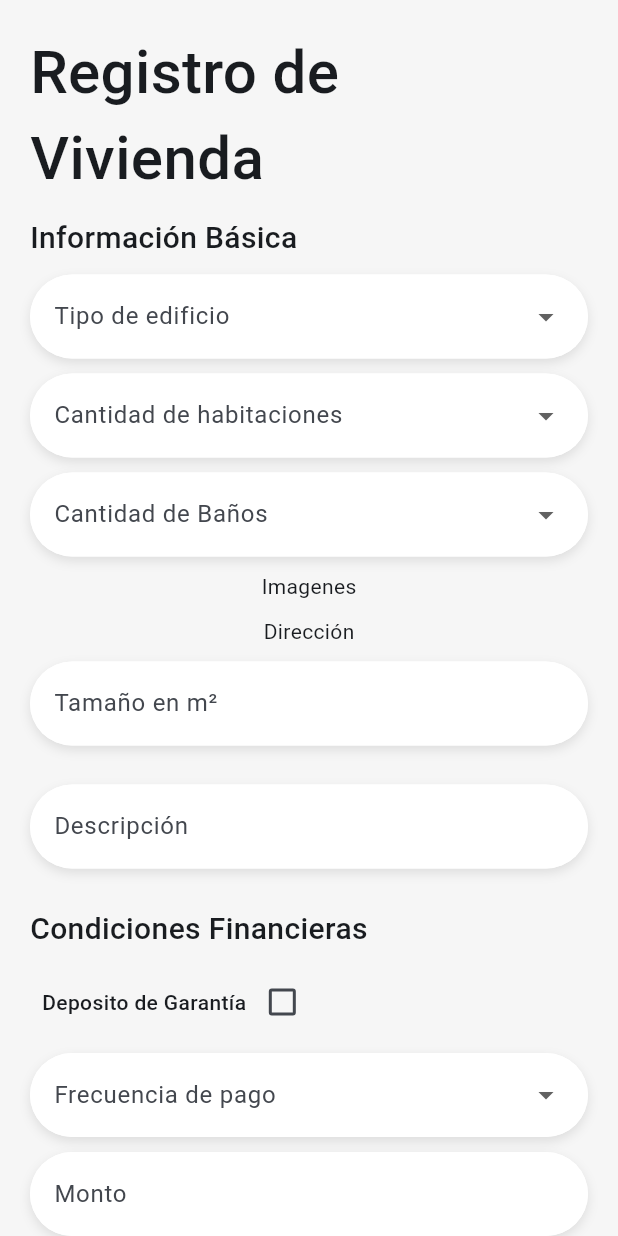
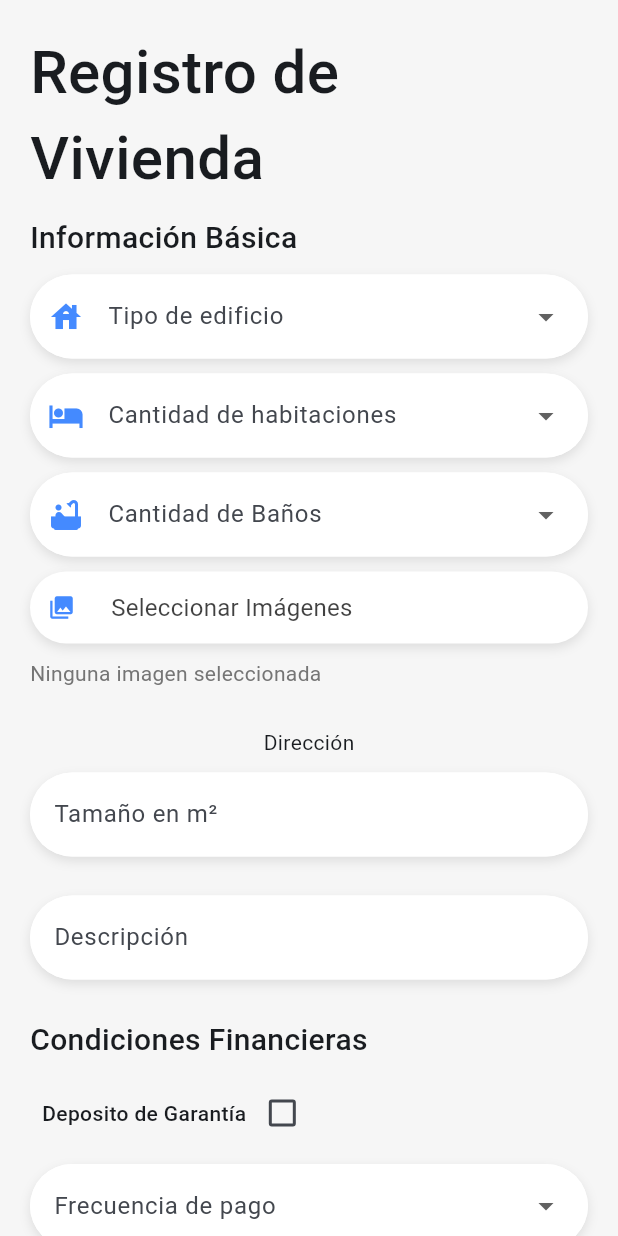
Before and after one commit to Yzma01/roomify, a Flutter app: the AddScreen widget shown alone on an empty page, opened directly, on a phone screen of 412 x 824 dp. Run offline on Flutter 3.47's test engine with Material 3 defaults, Android fonts, the phone set to English and light mode, and no system bars; our stand-ins replace cloud_firestore, dropdown_button2, firebase_auth, firebase_core, image_picker, multi_select_flutter and 1 more; accounts and stored records are empty.

```diff
--- a/lib/components/inputs/ComboBox.dart
+++ b/lib/components/inputs/ComboBox.dart
@@ -6,6 +6,7 @@ class ComboBox extends StatefulWidget {
   final List<String> items;
   final String? initialValue;
   final IconData? icon;
+  final Color? iconColor;
   final Function(String?)? onChanged;
   final String? Function(String?)? validator;
 
@@ -15,6 +16,7 @@ class ComboBox extends StatefulWidget {
     this.label,
     this.initialValue,
     this.icon,
+    this.iconColor,
     this.onChanged,
     this.validator,
   }) : super(key: key);
@@ -59,7 +61,7 @@ class _ComboBoxState extends State<ComboBox> {
             horizontal: 12,
             vertical: 16,
           ),
-          prefixIcon: widget.icon != null ? Icon(widget.icon) : null,
+          prefixIcon: widget.icon != null ? Icon(widget.icon, color: widget.iconColor ?? widget.iconColor,) : null,
         ),
         isExpanded: true,
         value: _role,
--- /dev/null
+++ b/lib/components/inputs/ImagePicker.dart
@@ -0,0 +1,131 @@
+import 'dart:io';
+
+import 'package:flutter/material.dart';
+import 'package:image_picker/image_picker.dart';
+
+class ImagesPicker extends StatefulWidget {
+  final EdgeInsetsGeometry? padding;
+  final BoxDecoration? decoration;
+  final IconData icon;
+  final Color iconColor;
+  final String label;
+  final void Function(List<XFile>) onImagesSelected;
+
+  const ImagesPicker({
+    Key? key,
+    required this.onImagesSelected,
+    this.padding = const EdgeInsets.only(bottom: 16.0),
+    this.decoration,
+    this.label = 'Seleccionar Imágenes',
+    this.icon = Icons.photo_library,
+    this.iconColor = Colors.black,
+  }) : super(key: key);
+
+  @override
+  State<ImagesPicker> createState() => _ImagePickerFieldState();
+}
+
+class _ImagePickerFieldState extends State<ImagesPicker> {
+  final ImagePicker _picker = ImagePicker();
+  List<XFile> _images = [];
+
+  Future<void> _pickImages() async {
+    final List<XFile>? selected = await _picker.pickMultiImage(
+      imageQuality: 85,
+    );
+    if (selected != null && selected.isNotEmpty) {
+      setState(() {
+        _images = selected;
+      });
+    }
+  }
+
+  @override
+  void initState() {
+    // TODO: implement initState
+    super.initState();
+  }
+
+  @override
+  Widget build(BuildContext context) {
+    return Padding(
+      padding: widget.padding!,
+      child: Column(
+        crossAxisAlignment: CrossAxisAlignment.stretch,
+        children: [
+          // Botón que se ve como el input
+          Container(
+            decoration:
+                widget.decoration ??
+                BoxDecoration(
+                  color: Colors.white,
+                  borderRadius: BorderRadius.circular(30),
+                  boxShadow: [
+                    BoxShadow(
+                      color: Colors.black.withOpacity(0.1),
+                      blurRadius: 6,
+                      offset: const Offset(0, 3),
+                    ),
+                  ],
+                ),
+            child: TextButton.icon(
+              onPressed: _pickImages,
+              icon: Icon(
+                widget.icon,
+                color: widget.iconColor ?? widget.iconColor,
+              ),
+              label: Padding(
+                padding: const EdgeInsets.symmetric(
+                  vertical: 12,
+                  horizontal: 16,
+                ),
+                child: Text(
+                  widget.label,
+                  style: TextStyle(
+                    color: const Color.fromARGB(190, 0, 0, 0),
+                    letterSpacing: 0.20,
+                    fontWeight: FontWeight.normal,
+                    fontSize: 16,
+                  ),
+                ),
+              ),
+              style: TextButton.styleFrom(
+                padding: const EdgeInsets.symmetric(horizontal: 12),
+                shape: RoundedRectangleBorder(
+                  borderRadius: BorderRadius.circular(30),
+                ),
+                alignment: Alignment.centerLeft,
+              ),
+            ),
+          ),
+          const SizedBox(height: 10),
+          _images != null && _images!.isNotEmpty
+              ? Center(
+                child: Wrap(
+                  spacing: 10,
+                  runSpacing: 10,
+                  children:
+                      _images!
+                          .map(
+                            (img) => ClipRRect(
+                              borderRadius: BorderRadius.circular(12),
+                              child: Image.file(
+                                File(img.path),
+                                width: 100,
+                                height: 100,
+                                fit: BoxFit.cover,
+                              ),
+                            ),
+                          )
+                          .toList(),
+                ),
+              )
+              : Text(
+                'Ninguna imagen seleccionada',
+                style: TextStyle(color: Colors.grey[600]),
+              ),
+        ],
+      ),
+    );
+  }
+}
--- a/lib/screens/main/Add.dart
+++ b/lib/screens/main/Add.dart
@@ -1,7 +1,9 @@
 import 'package:firebase_auth/firebase_auth.dart';
 import 'package:flutter/material.dart';
+import 'package:image_picker/image_picker.dart';
 import 'package:roomify/components/actions/Button.dart';
 import 'package:roomify/components/inputs/ComboBox.dart';
+import 'package:roomify/components/inputs/ImagePicker.dart';
 import 'package:roomify/components/inputs/Input.dart';
 import 'package:roomify/components/inputs/MultiComboBox.dart';
 
@@ -27,6 +29,8 @@ class _AddScreenState extends State<AddScreen> {
 
   late Future<List<String>> petsAllowed;
   List<String> _clientPets = [];
+
+  List<XFile> images = [];
 
   bool _pets = false;
   bool _deposit = false;
@@ -150,6 +154,8 @@ class _AddScreenState extends State<AddScreen> {
         ComboBox(
           items: ['Departamento', 'Casa'],
           label: 'Tipo de edificio',
+          icon: Icons.house,
+          iconColor: Colors.blueAccent,
           onChanged:
               (value) => setState(() {
                 _deparmentType = value;
@@ -162,6 +168,8 @@ class _AddScreenState extends State<AddScreen> {
         ComboBox(
           items: ['1', '2', '3', '4', '5'],
           label: 'Cantidad de habitaciones',
+          icon: Icons.hotel,
+          iconColor: Colors.blueAccent,
           validator:
               (value) =>
                   value!.isEmpty
@@ -172,13 +180,22 @@ class _AddScreenState extends State<AddScreen> {
         ComboBox(
           items: ['1', '2', '3', '4', '5'],
           label: 'Cantidad de Baños',
+          icon: Icons.bathtub,
+          iconColor: Colors.blueAccent,
           validator:
               (value) =>
                   value!.isEmpty ? 'Seleccione la cantidad de baños' : null,
         ),
 
         // TODO IMAGES
-        Text('Imagenes'),
+        ImagesPicker(
+          iconColor: Colors.blueAccent,
+          onImagesSelected: (imagesSelected) {
+            setState(() {
+              images = imagesSelected;
+            });
+          },
+        ),
         // TODO DIRECTION
         Text('Dirección'),
         //Size of the space
@@ -387,7 +404,7 @@ class _AddScreenState extends State<AddScreen> {
                 //Services Proovide
                 servicesProvide(),
 
-                SizedBox(height: 20, width: double.infinity,),
+                SizedBox(height: 20, width: double.infinity),
 
                 Button(
                   isLoading: _isLoading,
--- a/lib/screens/main/Profile.dart
+++ b/lib/screens/main/Profile.dart
@@ -89,6 +89,7 @@ class ProfileScreen extends StatelessWidget {
                 haveArrow: true,
                 onTap: () => Navigator.pushNamed(context, '/edit-profile'),
               ),
+              if(user?['role']=='Arrendatario')
                 ProfileCard(
                   text: 'Editar Alquileres',
                   icon: Icons.home_work_outlined,
--- a/pubspec.yaml
+++ b/pubspec.yaml
@@ -39,6 +39,7 @@ dependencies:
   provider: ^6.0.5
 
   photo_view: ^0.14.0
+  image_picker: ^1.0.4
 
   firebase_auth: ^5.3.3
   firebase_core: ^3.8.0
@@ -46,6 +47,7 @@ dependencies:
   cloud_firestore: ^5.5.0
   dropdown_button2: ^2.3.9
   multi_select_flutter: ^4.1.3
+
 
 dev_dependencies:
   flutter_test:
```
Also changed, not shown: pubspec.lock, 6 other files. Lines whose indentation alone changed are shown as unchanged.
